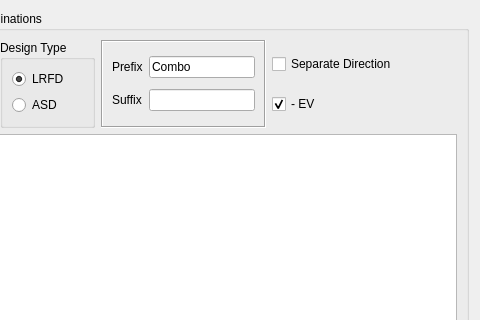
This is widgets/define/create_load_combinations.ui in ebrahimraeyat/civilTools as Qt 5 draws it before an edit; both pictures show x 325 to 805 and y 0 to 320 of the 805 by 746 pixel window. The edited form follows.
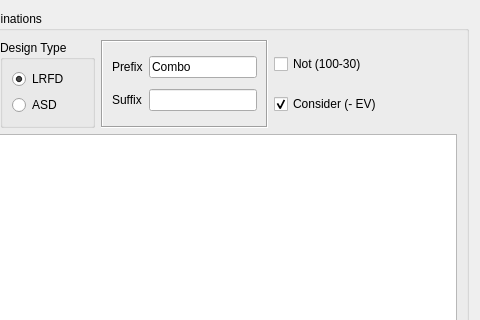
This is the edited form. Icons and pictures are not drawn.

Commit message: Rename some gui lable

The edit to the form file:
```diff
--- a/widgets/define/create_load_combinations.ui
+++ b/widgets/define/create_load_combinations.ui
@@ -665,14 +665,14 @@
          <item>
           <widget class="QCheckBox" name="separate_direction">
            <property name="text">
-            <string>Separate Direction</string>
+            <string>Not (100-30)</string>
            </property>
           </widget>
          </item>
          <item>
           <widget class="QCheckBox" name="ev_negative">
            <property name="text">
-            <string>- EV</string>
+            <string>Consider (- EV)</string>
            </property>
            <property name="checked">
             <bool>true</bool>
```
